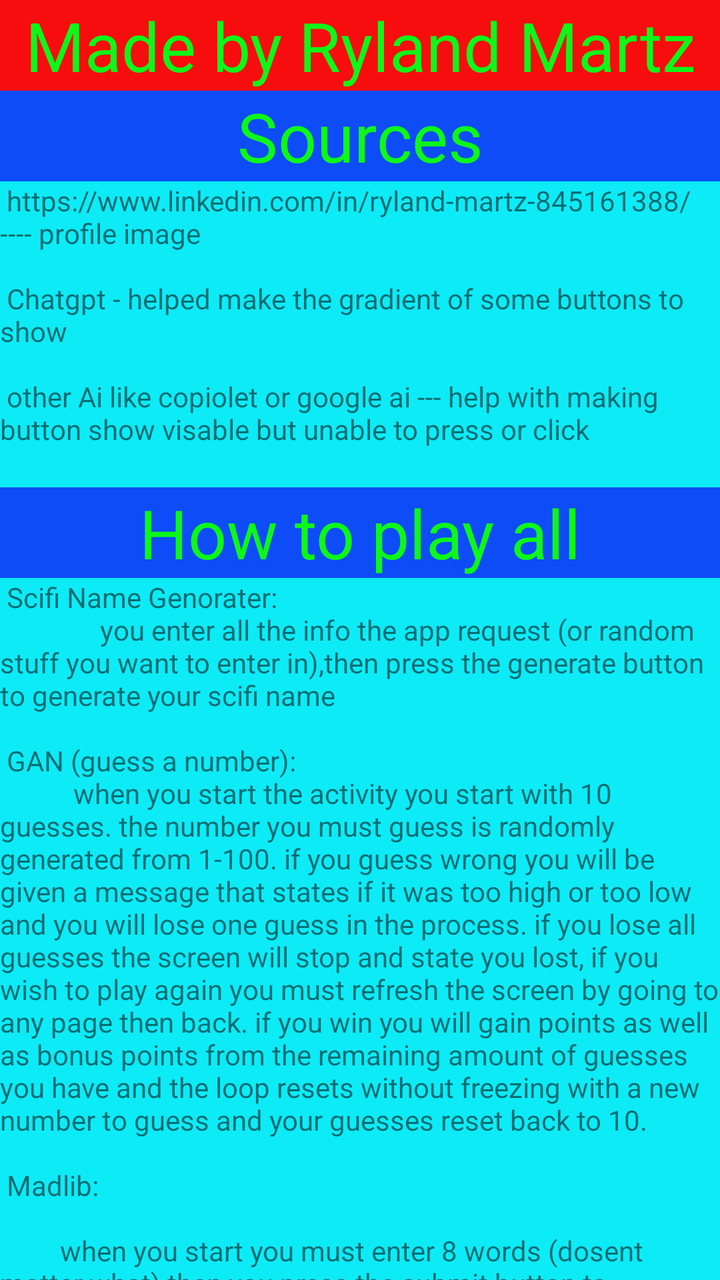
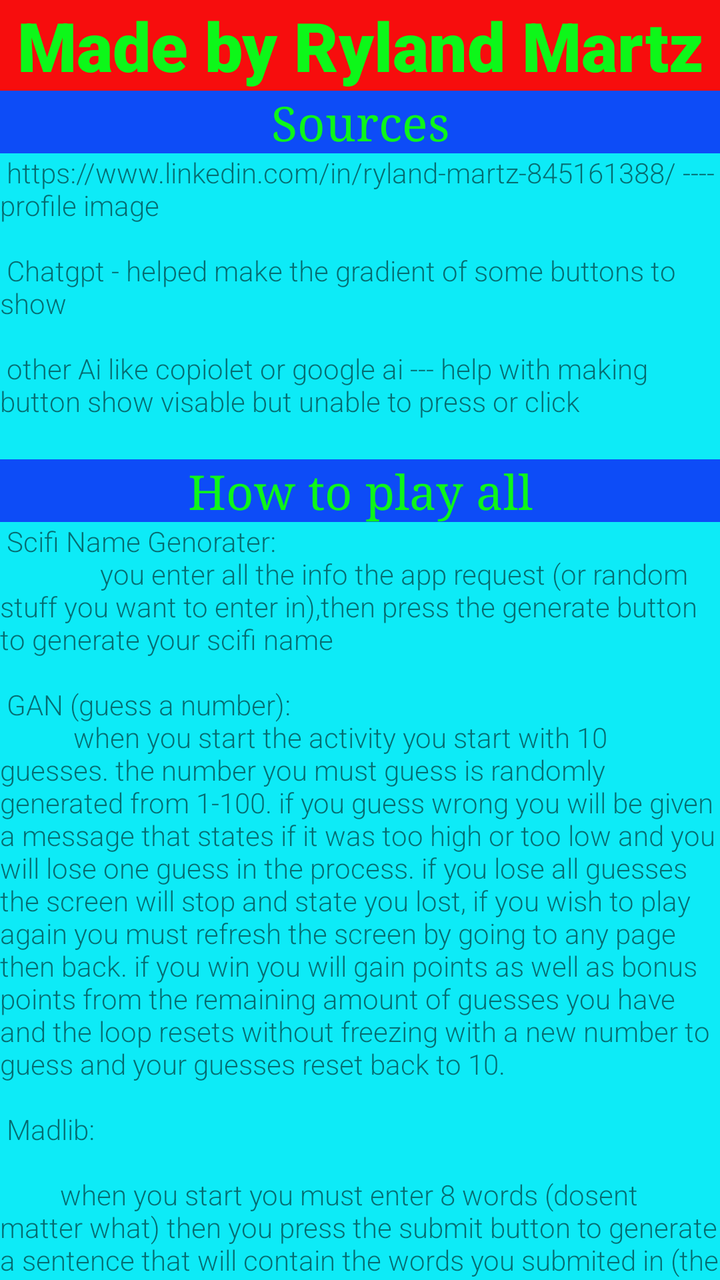

The first picture is an Android layout as it rendered before a commit; the second is the same layout after the commit. The layout source and the unified diff follow.
<!-- AndroidManifest.xml: application theme Theme.PortfolioUpgraded -->
<!-- res/layout/credits_activity.xml -->
<LinearLayout xmlns:android="http://schemas.android.com/apk/res/android"
    xmlns:tools="http://schemas.android.com/tools"
    android:layout_width="match_parent"
    android:layout_height="match_parent"
    android:background="@color/cyan"
    android:orientation="vertical">

    <TextView
        android:id="@+id/textView9"
        android:layout_width="match_parent"
        android:layout_height="wrap_content"
        android:background="@color/red"
        android:text="Made by Ryland Martz"
        android:textAlignment="center"
        android:textColor="@color/lime"
        android:textSize="34sp"
        tools:ignore="TextContrastCheck" />

    <TextView
        android:id="@+id/textView14"
        android:layout_width="match_parent"
        android:layout_height="wrap_content"
        android:background="@color/blue"
        android:text="Sources"
        android:textAlignment="center"
        android:textColor="@color/lime"
        android:textSize="34sp" />

    <TextView
        android:id="@+id/textView10"
        android:layout_width="match_parent"
        android:layout_height="153dp"
        android:text=" https://www.linkedin.com/in/ryland-martz-845161388/ ---- profile image \n \n Chatgpt - helped make the gradient of some buttons to show \n\n other Ai like copiolet or google ai --- help with making button show visable but unable to press or click" />

    <TextView
        android:id="@+id/textView12"
        android:layout_width="match_parent"
        android:layout_height="wrap_content"
        android:background="@color/blue"
        android:text="How to play all"
        android:textAlignment="center"
        android:textColor="@color/lime"
        android:textSize="34sp" />

    <TextView
        android:id="@+id/textView11"
        android:layout_width="match_parent"
        android:layout_height="380dp"
        android:text=" Scifi Name Genorater: \n\t\t\t\t\t\t\t you enter all the info the app request (or random stuff you want to enter in),then press the generate button to generate your scifi name \n\n GAN (guess a number): \n \t\t\t\t\t\ when you start the activity you start with 10 guesses. the number you must guess is randomly generated from 1-100. if you guess wrong you will be given a message that states if it was too high or too low and you will lose one guess in the process. if you lose all guesses the screen will stop and state you lost, if you wish to play again you must refresh the screen by going to any page then back. if you win you will gain points as well as bonus points from the remaining amount of guesses you have and the loop resets without freezing with a new number to guess and your guesses reset back to 10. \n\n Madlib: \n\n\t\t\t\t when you start you must enter 8 words (dosent matter what) then you press the submit button to generate a sentence that will contain the words you submited in (the sentence will be the same without the words but you can make it as wonky as possible)." />
</LinearLayout>
<!-- resources referenced by this layout -->
<resources>
  <color name="blue">#0D4CF7</color>
  <color name="cyan">#0DEBF7</color>
  <color name="lime">#0DF719</color>
  <color name="red">#F70D0D</color>
  <style name="Theme.PortfolioUpgraded" parent="Theme.AppCompat.DayNight.DarkActionBar">
          
          <item name="colorPrimary">@color/purple_500</item>
          <item name="colorPrimaryVariant">@color/purple_700</item>
          <item name="colorOnPrimary">@color/white</item>
  
          
          <item name="colorSecondary">@color/teal_200</item>
          <item name="colorSecondaryVariant">@color/teal_700</item>
          <item name="colorOnSecondary">@color/black</item>
          
          <item name="android:statusBarColor">?attr/colorPrimaryVariant</item>
          
  
  
      </style>
  <color name="purple_500">#FF6200EE</color>
  <color name="purple_700">#FF3700B3</color>
  <color name="white">#FFFFFFFF</color>
  <color name="teal_200">#FF03DAC5</color>
  <color name="teal_700">#FF018786</color>
  <color name="black">#FF000000</color>
</resources>

<!-- the commit's change to res/layout/credits_activity.xml (unified diff, before → after) -->
@@ -10,6 +10,7 @@
         android:layout_width="match_parent"
         android:layout_height="wrap_content"
         android:background="@color/red"
+        android:fontFamily="sans-serif-black"
         android:text="Made by Ryland Martz"
         android:textAlignment="center"
         android:textColor="@color/lime"
@@ -21,15 +22,17 @@
         android:layout_width="match_parent"
         android:layout_height="wrap_content"
         android:background="@color/blue"
+        android:fontFamily="serif"
         android:text="Sources"
         android:textAlignment="center"
         android:textColor="@color/lime"
-        android:textSize="34sp" />
+        android:textSize="24sp" />
 
     <TextView
         android:id="@+id/textView10"
         android:layout_width="match_parent"
         android:layout_height="153dp"
+        android:fontFamily="sans-serif-light"
         android:text=" https://www.linkedin.com/in/ryland-martz-845161388/ ---- profile image \n \n Chatgpt - helped make the gradient of some buttons to show \n\n other Ai like copiolet or google ai --- help with making button show visable but unable to press or click" />
 
     <TextView
@@ -37,14 +40,16 @@
         android:layout_width="match_parent"
         android:layout_height="wrap_content"
         android:background="@color/blue"
+        android:fontFamily="serif"
         android:text="How to play all"
         android:textAlignment="center"
         android:textColor="@color/lime"
-        android:textSize="34sp" />
+        android:textSize="24sp" />
 
     <TextView
         android:id="@+id/textView11"
         android:layout_width="match_parent"
         android:layout_height="380dp"
+        android:fontFamily="sans-serif-light"
         android:text=" Scifi Name Genorater: \n\t\t\t\t\t\t\t you enter all the info the app request (or random stuff you want to enter in),then press the generate button to generate your scifi name \n\n GAN (guess a number): \n \t\t\t\t\t\ when you start the activity you start with 10 guesses. the number you must guess is randomly generated from 1-100. if you guess wrong you will be given a message that states if it was too high or too low and you will lose one guess in the process. if you lose all guesses the screen will stop and state you lost, if you wish to play again you must refresh the screen by going to any page then back. if you win you will gain points as well as bonus points from the remaining amount of guesses you have and the loop resets without freezing with a new number to guess and your guesses reset back to 10. \n\n Madlib: \n\n\t\t\t\t when you start you must enter 8 words (dosent matter what) then you press the submit button to generate a sentence that will contain the words you submited in (the sentence will be the same without the words but you can make it as wonky as possible)." />
 </LinearLayout>
